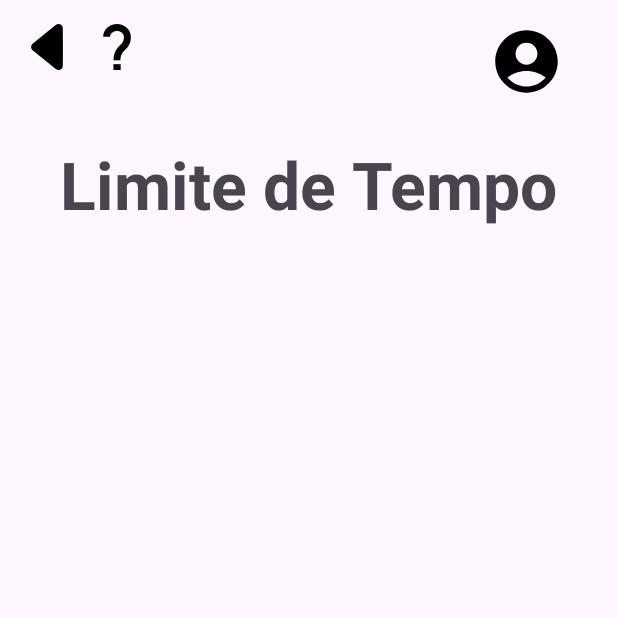
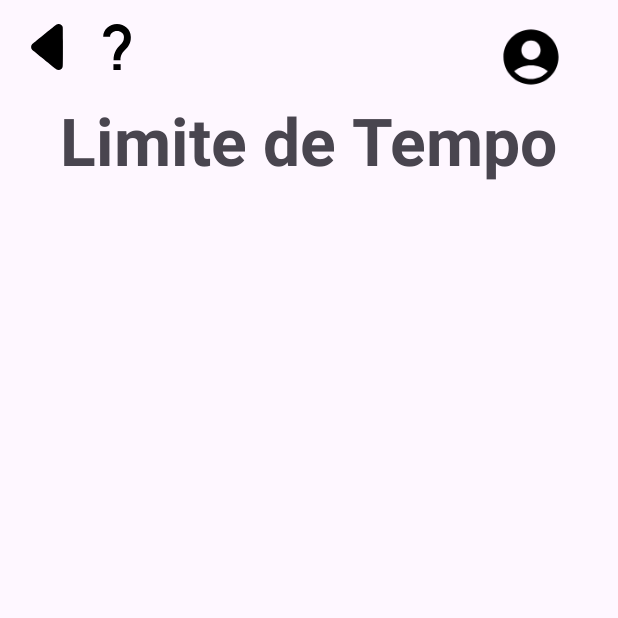
Before and after one commit to GabriellyVitoria5/App-Termix, an Android app: the TimeLimitMinigame screen opened directly, with no data from a screen before it, on a phone screen of 412 x 824 dp, the top half of it. Run offline under Robolectric (Android 15) with nearby library versions, the phone set to English and light mode, and no system bars.

Commit message:
Correção bloquear linhas que não seja a atual + Texto com respostas certa + Pequenos ajustes nos layouts

```diff
--- a/app/src/main/java/com/ifmg/termix/InfiniteMinigame.kt
+++ b/app/src/main/java/com/ifmg/termix/InfiniteMinigame.kt
@@ -35,13 +35,13 @@ class InfiniteMinigame : AppCompatActivity() {
     private fun registerButtonEvents(){
 
         // Voltar à tela de minijogos
-        infiniteMinigameBinding.backToHomeBtn.setOnClickListener {
+        infiniteMinigameBinding.backToHomeInfiniteBtn.setOnClickListener {
             val intent = Intent(this, MinigamesHome::class.java)
             startActivity(intent)
         }
 
         // Mover para a activity do perfil do jogador
-        infiniteMinigameBinding.profileBtn.setOnClickListener {
+        infiniteMinigameBinding.profileInfiniteBtn.setOnClickListener {
             val intent = Intent(this, Profile::class.java)
             startActivity(intent)
         }
--- a/app/src/main/java/com/ifmg/termix/LettersGrid.kt
+++ b/app/src/main/java/com/ifmg/termix/LettersGrid.kt
@@ -41,6 +41,7 @@ class LettersGrid(private val context: Context, private val gridLayout: GridLayo
             }
             editTextList.add(rowList)
         }
+        updateRowState()
     }
 
     // Bloquear e liberar linhas conforme regra do jogo: somente a linha da tentativa atual pode ser alterada, as demais devem ser bloqueadas
--- a/app/src/main/java/com/ifmg/termix/MinigamesHome.kt
+++ b/app/src/main/java/com/ifmg/termix/MinigamesHome.kt
@@ -52,7 +52,7 @@ class MinigamesHome : AppCompatActivity() {
         }
 
         // Mover para a activity inicial
-        minigameHomeBinding.backToHomeBtn.setOnClickListener {
+        minigameHomeBinding.backToHomeMinigameHomeBtn.setOnClickListener {
             val intent = Intent(this, MainActivity::class.java)
             startActivity(intent)
         }
--- a/app/src/main/java/com/ifmg/termix/TermixTurboMinigame.kt
+++ b/app/src/main/java/com/ifmg/termix/TermixTurboMinigame.kt
@@ -33,13 +33,13 @@ class TermixTurboMinigame : AppCompatActivity() {
     private fun registerButtonEvents(){
 
         // Voltar à tela de minijogos
-        termixTurboMinigameBinding.backToHomeBtn.setOnClickListener {
+        termixTurboMinigameBinding.backToHomeTurboBtn.setOnClickListener {
             val intent = Intent(this, MinigamesHome::class.java)
             startActivity(intent)
         }
 
         // Mover para a activity do perfil do jogador
-        termixTurboMinigameBinding.profileBtn.setOnClickListener {
+        termixTurboMinigameBinding.profileTurboBtn.setOnClickListener {
             val intent = Intent(this, Profile::class.java)
             startActivity(intent)
         }
--- a/app/src/main/java/com/ifmg/termix/TimeLimitMinigame.kt
+++ b/app/src/main/java/com/ifmg/termix/TimeLimitMinigame.kt
@@ -33,13 +33,13 @@ class TimeLimitMinigame : AppCompatActivity() {
     private fun registerButtonEvents(){
 
         // Voltar à tela de minijogos
-        tileLimiteMinigameBinding.backToHomeBtn.setOnClickListener {
+        tileLimiteMinigameBinding.backToHomeTimeLimitBtn.setOnClickListener {
             val intent = Intent(this, MinigamesHome::class.java)
             startActivity(intent)
         }
 
         // Mover para a activity do perfil do jogador
-        tileLimiteMinigameBinding.profileBtn.setOnClickListener {
+        tileLimiteMinigameBinding.profileTimeLimiteBtn.setOnClickListener {
             val intent = Intent(this, Profile::class.java)
             startActivity(intent)
         }
--- a/app/src/main/res/layout/activity_time_limit_minigame.xml
+++ b/app/src/main/res/layout/activity_time_limit_minigame.xml
@@ -8,7 +8,7 @@
     tools:context=".TimeLimitMinigame">
 
     <ImageButton
-        android:id="@+id/back_to_home_btn"
+        android:id="@+id/back_to_home_time_limit_btn"
         android:layout_width="wrap_content"
         android:layout_height="wrap_content"
         android:layout_marginStart="16dp"
@@ -20,7 +20,7 @@
         app:layout_constraintTop_toTopOf="parent" />
 
     <ImageButton
-        android:id="@+id/rule_btn"
+        android:id="@+id/rule_time_limite_btn"
         android:layout_width="wrap_content"
         android:layout_height="wrap_content"
         android:layout_marginStart="16dp"
@@ -28,13 +28,13 @@
         android:background="@drawable/question_mark"
         android:contentDescription="@string/desc_rules"
         android:padding="15dp"
-        app:layout_constraintStart_toEndOf="@+id/back_to_home_btn"
+        app:layout_constraintStart_toEndOf="@+id/back_to_home_time_limit_btn"
         app:layout_constraintTop_toTopOf="parent" />
 
     <ImageButton
-        android:id="@+id/profile_btn"
-        android:layout_width="50dp"
-        android:layout_height="50dp"
+        android:id="@+id/profile_time_limite_btn"
+        android:layout_width="44dp"
+        android:layout_height="44dp"
         android:layout_marginTop="16dp"
         android:layout_marginEnd="36dp"
         android:background="@drawable/baseline_account_circle_24"
@@ -43,17 +43,15 @@
         app:layout_constraintTop_toTopOf="parent" />
 
     <TextView
-        android:id="@+id/textView"
+        android:id="@+id/title_time_limite_minigame"
         android:layout_width="wrap_content"
         android:layout_height="wrap_content"
         android:text="@string/time_limit_minigame"
         android:textSize="@dimen/font_44"
         android:textStyle="bold"
-        app:layout_constraintBottom_toBottomOf="parent"
+        android:layout_marginTop="64dp"
         app:layout_constraintEnd_toEndOf="parent"
-        app:layout_constraintHorizontal_bias="0.496"
         app:layout_constraintStart_toStartOf="parent"
-        app:layout_constraintTop_toTopOf="parent"
-        app:layout_constraintVertical_bias="0.122" />
+        app:layout_constraintTop_toTopOf="parent" />
 
 </androidx.constraintlayout.widget.ConstraintLayout>
--- a/app/src/main/res/values/sizes.xml
+++ b/app/src/main/res/values/sizes.xml
@@ -1,9 +1,11 @@
 <?xml version="1.0" encoding="utf-8"?>
 <resources>
+    <dimen name="font_20">20sp</dimen>
     <dimen name="font_40">40sp</dimen>
     <dimen name="font_44">44sp</dimen>
     <dimen name="font_52">52sp</dimen>
     <dimen name="font_64">64sp</dimen>
+    <dimen name="margin_20">20dp</dimen>
     <dimen name="margin_28">28dp</dimen>
     <dimen name="margin_32">32dp</dimen>
     <dimen name="margin_52">52dp</dimen>
```
Also changed, not shown: app/src/main/java/com/ifmg/termix/DailyGame.kt (+4 -4 lines), app/src/main/res/layout/activity_daily_game.xml (+25 -15 lines), app/src/main/res/layout/activity_infinite_minigame.xml (+8 -9 lines), app/src/main/res/layout/activity_minigames_home.xml (+4 -4 lines), app/src/main/res/layout/activity_termix_turbo_minigame.xml (+9 -11 lines).
